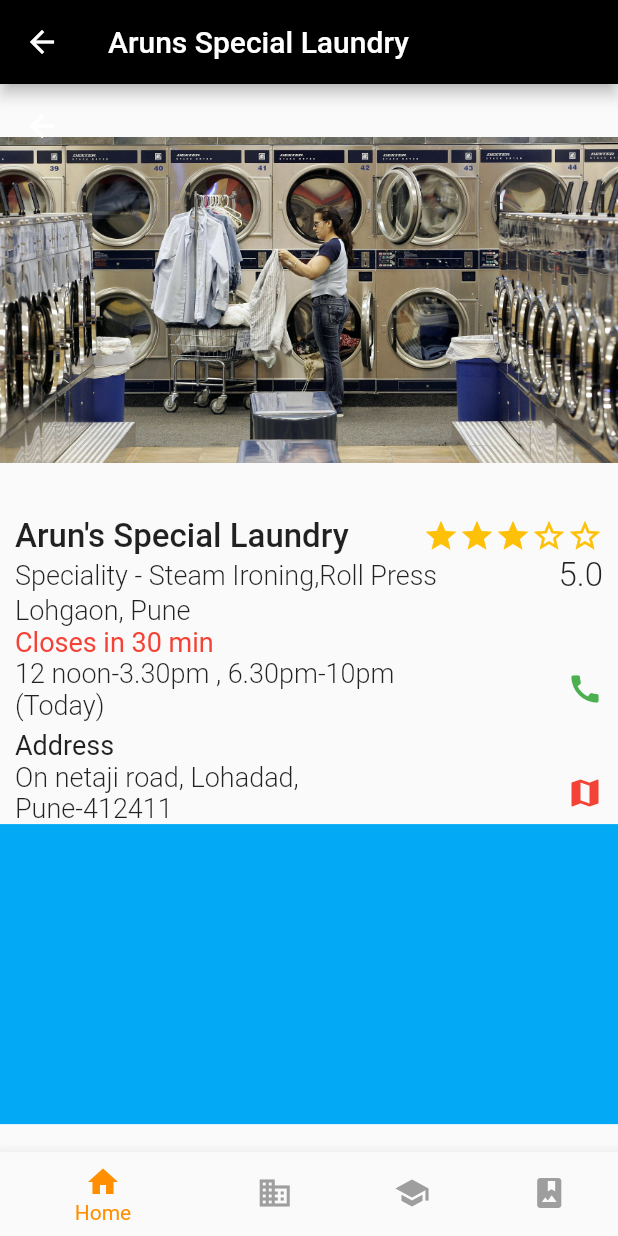
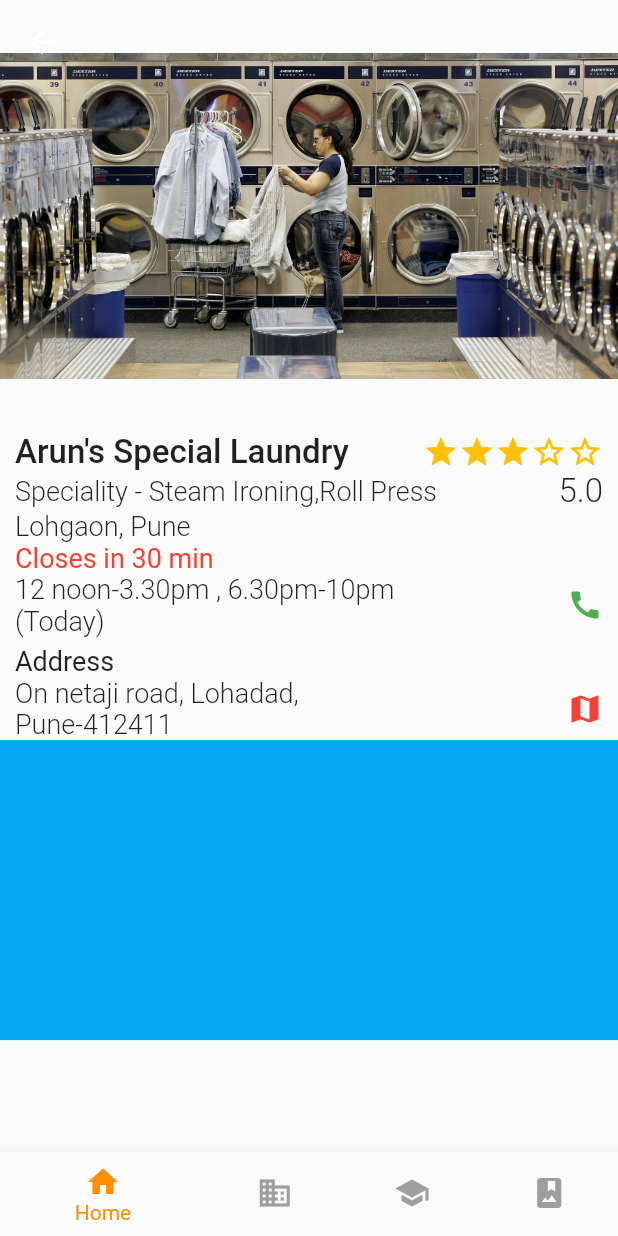
Before and after one commit to akshayauti/LaundryApp, a Flutter app: the Overview screen opened by its route, on a phone screen of 412 x 824 dp. Run offline on Flutter 3.47's test engine with Material 2 defaults, Android fonts, the phone set to English and light mode, and no system bars.

Commit message:
App bar removed from overview

```diff
--- a/lib/OverviewPage.dart
+++ b/lib/OverviewPage.dart
@@ -130,7 +130,7 @@ class _OverviewPageState extends State<OverviewPage> {
                         data: IconThemeData(
                           color: Colors.green,
                         ),
-                        child: Icon(Icons.call),
+                        child: Icon(Icons.call  ),
                       ),
                     ],
                   ),
--- a/lib/overview.dart
+++ b/lib/overview.dart
@@ -35,9 +35,6 @@ class _Overview extends State<Overview> {
   @override
   Widget build(BuildContext context) {
     return Scaffold(
-      appBar: AppBar(
-        title: const Text('Aruns Special Laundry'),
-      ),
       body: Center(
         child: _widgetOptions.elementAt(_selectedIndex),
       ),
```
